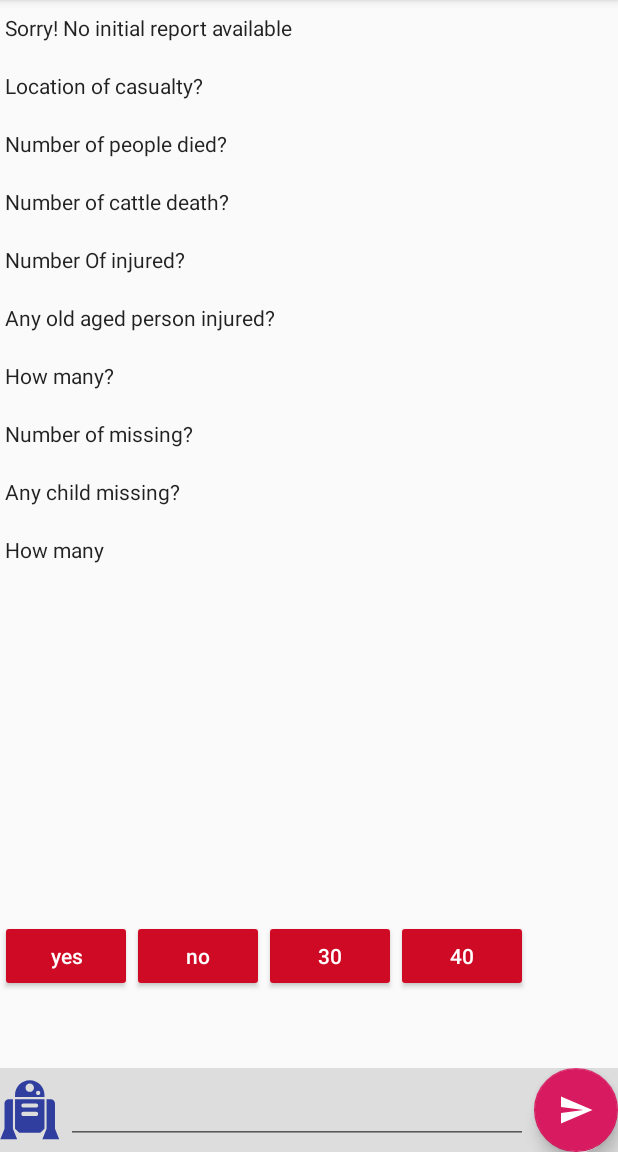
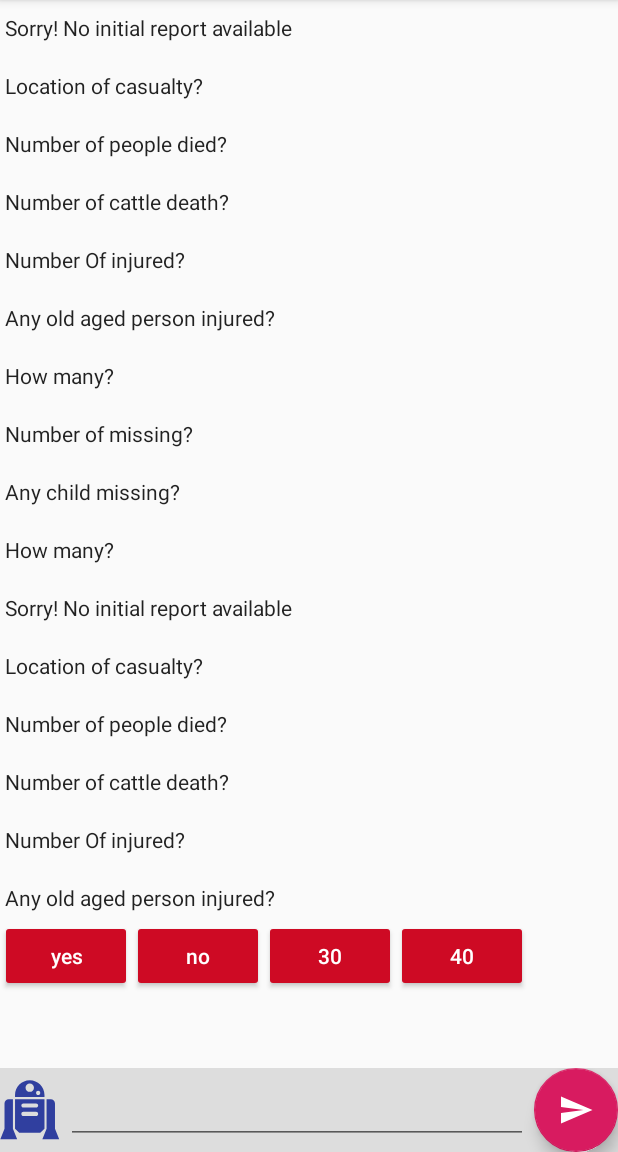
Before and after one commit to souvikxyz/SurakshitChatbot, an Android app: the screen it shows after launch (MainActivity), on a phone screen of 412 x 824 dp, the part 84-1236 px from its top. Run offline under Robolectric (Android 15) with nearby library versions, the phone set to English and light mode, and no system bars; libraries missing offline, so code that uses them is left out: org.alicebot.ab; plain views replace ChatMessageView; 4 statements that could not run were skipped.

Commit message:
Update MainActivity.java

```diff
--- a/app/src/main/java/com/example/androidchatbot/MainActivity.java
+++ b/app/src/main/java/com/example/androidchatbot/MainActivity.java
@@ -119,95 +119,95 @@ public class MainActivity extends AppCompatActivity implements View.OnClickListe
 //            }
 //        });
 
-//        botsReply("Sorry! No initial report available");
-//
-//        botsReply("Location of casualty?");
-//        btnSend.setOnClickListener(this);
-//
-//        botsReply("Number of people died?");
-//        btnSend.setOnClickListener(this);
-//
-//        botsReply("Number of cattle death?");
-//        button1.setVisibility(View.VISIBLE);
-//        button2.setVisibility(View.VISIBLE);
-//        button3.setVisibility(View.VISIBLE);
-//        button4.setVisibility(View.VISIBLE);
-//        button1.setEnabled(true);
-//        button2.setEnabled(true);
-//        button3.setEnabled(true);
-//        button4.setEnabled(true);
-//        button1.setText("30");
-//        button1.setText("40");
-//        button1.setText("50");
-//        button1.setText("60");
-//        button1.setOnClickListener(this);
-//        button2.setOnClickListener(this);
-//        button3.setOnClickListener(this);
-//        button4.setOnClickListener(this);
-//
-//        botsReply("Number Of injured?");
-//        button1.setEnabled(true);
-//        button2.setEnabled(true);
-//        button3.setEnabled(true);
-//        button4.setEnabled(true);
-//        button1.setVisibility(View.VISIBLE);
-//        button2.setVisibility(View.VISIBLE);
-//        button3.setVisibility(View.VISIBLE);
-//        button4.setVisibility(View.VISIBLE);
-//        button1.setText("10");
-//        button1.setText("30");
-//        button1.setText("40");
-//        button1.setText(">50");
-//        button1.setOnClickListener(this);
-//        button2.setOnClickListener(this);
-//        button3.setOnClickListener(this);
-//        button4.setOnClickListener(this);
-//
-//        botsReply("Any old aged person injured?");
-//        button1.setEnabled(true);
-//        button2.setEnabled(true);
-//        button1.setVisibility(View.VISIBLE);
-//        button2.setVisibility(View.VISIBLE);
-//        button1.setText("YES");
-//        button2.setText("NO");
-//        button1.setOnClickListener(this);
-//        button2.setOnClickListener(this);
+       botsReply("Sorry! No initial report available");
 
-//        botsReply("How many?");
-//        btnSend.setOnClickListener(this);
-//
-//        botsReply("Number of missing?");
-//        button1.setEnabled(true);
-//        button2.setEnabled(true);
-//        button3.setEnabled(true);
-//        button4.setEnabled(true);
-//        button1.setVisibility(View.VISIBLE);
-//        button2.setVisibility(View.VISIBLE);
-//        button3.setVisibility(View.VISIBLE);
-//        button4.setVisibility(View.VISIBLE);
-//        button1.setText("10");
-//        button1.setText("20");
-//        button1.setText("30");
-//        button1.setText("40");
-//        button1.setOnClickListener(this);
-//        button2.setOnClickListener(this);
-//        button3.setOnClickListener(this);
-//        button4.setOnClickListener(this);
-//
-//        botsReply("Any child missing?");
-//        button1.setEnabled(true);
-//        button2.setEnabled(true);
-//        button1.setVisibility(View.VISIBLE);
-//        button2.setVisibility(View.VISIBLE);
-//        button1.setText("YES");
-//        button2.setText("NO");
-//        button1.setOnClickListener(this);
-//        button2.setOnClickListener(this);
-//
-//        botsReply("How many?");
-//        btnSend.setOnClickListener(this);
+       botsReply("Location of casualty?");
+       btnSend.setOnClickListener(this);
 
-//
+       botsReply("Number of people died?");
+       btnSend.setOnClickListener(this);
+
+       botsReply("Number of cattle death?");
+       button1.setVisibility(View.VISIBLE);
+       button2.setVisibility(View.VISIBLE);
+       button3.setVisibility(View.VISIBLE);
+       button4.setVisibility(View.VISIBLE);
+       button1.setEnabled(true);
+       button2.setEnabled(true);
+       button3.setEnabled(true);
+       button4.setEnabled(true);
+       button1.setText("30");
+       button1.setText("40");
+       button1.setText("50");
+       button1.setText("60");
+       button1.setOnClickListener(this);
+       button2.setOnClickListener(this);
+       button3.setOnClickListener(this);
+       button4.setOnClickListener(this);
+
+       botsReply("Number Of injured?");
+       button1.setEnabled(true);
+       button2.setEnabled(true);
+       button3.setEnabled(true);
+       button4.setEnabled(true);
+       button1.setVisibility(View.VISIBLE);
+       button2.setVisibility(View.VISIBLE);
+       button3.setVisibility(View.VISIBLE);
+       button4.setVisibility(View.VISIBLE);
+       button1.setText("10");
+       button1.setText("30");
+       button1.setText("40");
+       button1.setText(">50");
+       button1.setOnClickListener(this);
+       button2.setOnClickListener(this);
+       button3.setOnClickListener(this);
+       button4.setOnClickListener(this);
+
+       botsReply("Any old aged person injured?");
+       button1.setEnabled(true);
+       button2.setEnabled(true);
+       button1.setVisibility(View.VISIBLE);
+       button2.setVisibility(View.VISIBLE);
+       button1.setText("YES");
+       button2.setText("NO");
+       button1.setOnClickListener(this);
+       button2.setOnClickListener(this);
+
+       botsReply("How many?");
+       btnSend.setOnClickListener(this);
+
+       botsReply("Number of missing?");
+       button1.setEnabled(true);
+       button2.setEnabled(true);
+       button3.setEnabled(true);
+       button4.setEnabled(true);
+       button1.setVisibility(View.VISIBLE);
+       button2.setVisibility(View.VISIBLE);
+       button3.setVisibility(View.VISIBLE);
+       button4.setVisibility(View.VISIBLE);
+       button1.setText("10");
+       button1.setText("20");
+       button1.setText("30");
+       button1.setText("40");
+       button1.setOnClickListener(this);
+       button2.setOnClickListener(this);
+       button3.setOnClickListener(this);
+       button4.setOnClickListener(this);
+
+       botsReply("Any child missing?");
+       button1.setEnabled(true);
+       button2.setEnabled(true);
+       button1.setVisibility(View.VISIBLE);
+       button2.setVisibility(View.VISIBLE);
+       button1.setText("YES");
+       button2.setText("NO");
+       button1.setOnClickListener(this);
+       button2.setOnClickListener(this);
+
+       botsReply("How many?");
+       btnSend.setOnClickListener(this);
+
+
 
         boolean available = isSDCardAvailable();
         AssetManager assets = getResources().getAssets();
```
